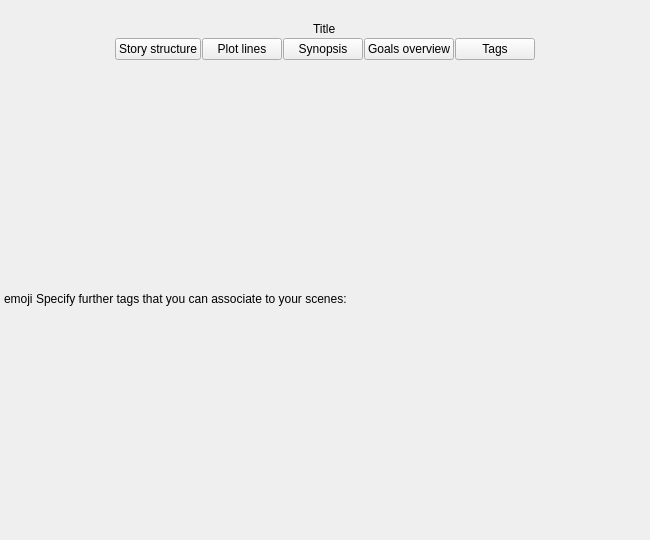
Qt form ui/novel_view.ui (zkovari/plotlyst) before a commit.
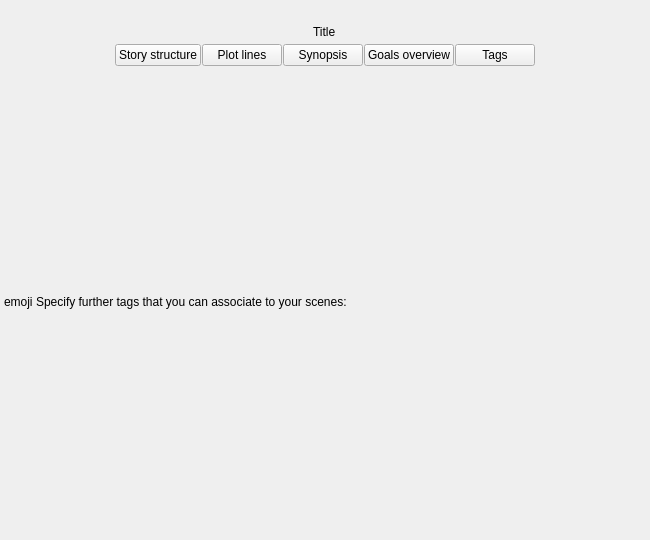
The same form after that commit. The open tabs and pages were chosen to show the change. Custom widgets are drawn as their Qt base class.

Commit message: Relax novel title divider image #169

```diff
--- a/ui/novel_view.ui
+++ b/ui/novel_view.ui
@@ -43,7 +43,50 @@
     </spacer>
    </item>
    <item>
+    <widget class="QWidget" name="widgetTitleParent" native="true">
+     <layout class="QHBoxLayout" name="horizontalLayout">
+      <property name="spacing">
+       <number>0</number>
+      </property>
+      <property name="leftMargin">
+       <number>9</number>
+      </property>
+      <property name="topMargin">
+       <number>0</number>
+      </property>
+      <property name="bottomMargin">
+       <number>0</number>
+      </property>
+      <item>
+       <spacer name="horizontalSpacer_2">
+        <property name="orientation">
+         <enum>Qt::Horizontal</enum>
+        </property>
+        <property name="sizeType">
+         <enum>QSizePolicy::Preferred</enum>
+        </property>
+        <property name="sizeHint" stdset="0">
+         <size>
+          <width>40</width>
+          <height>20</height>
+         </size>
+        </property>
+       </spacer>
+      </item>
+      <item>
     <widget class="QWidget" name="wdgTitle" native="true">
+        <property name="sizePolicy">
+         <sizepolicy hsizetype="MinimumExpanding" vsizetype="Preferred">
+          <horstretch>0</horstretch>
+          <verstretch>0</verstretch>
+         </sizepolicy>
+        </property>
+        <property name="maximumSize">
+         <size>
+          <width>1200</width>
+          <height>16777215</height>
+         </size>
+        </property>
      <layout class="QHBoxLayout" name="horizontalLayout_10">
       <property name="spacing">
        <number>0</number>
@@ -62,6 +105,12 @@
       </property>
       <item alignment="Qt::AlignHCenter">
        <widget class="QLabel" name="lblTitle">
+           <property name="sizePolicy">
+            <sizepolicy hsizetype="Expanding" vsizetype="Preferred">
+             <horstretch>0</horstretch>
+             <verstretch>0</verstretch>
+            </sizepolicy>
+           </property>
         <property name="styleSheet">
          <string notr="true">font: 22pt &quot;Sans Serif&quot;;</string>
         </property>
@@ -74,6 +123,25 @@
     </widget>
    </item>
    <item>
+       <spacer name="horizontalSpacer_3">
+        <property name="orientation">
+         <enum>Qt::Horizontal</enum>
+        </property>
+        <property name="sizeType">
+         <enum>QSizePolicy::Preferred</enum>
+        </property>
+        <property name="sizeHint" stdset="0">
+         <size>
+          <width>40</width>
+          <height>20</height>
+         </size>
+        </property>
+       </spacer>
+      </item>
+     </layout>
+    </widget>
+   </item>
+   <item>
     <layout class="QHBoxLayout" name="horizontalLayout_2"/>
    </item>
    <item>
```
Left out of the diff: 2 changed lines with no effect on the pictures. Lines whose indentation alone changed are shown as unchanged.
